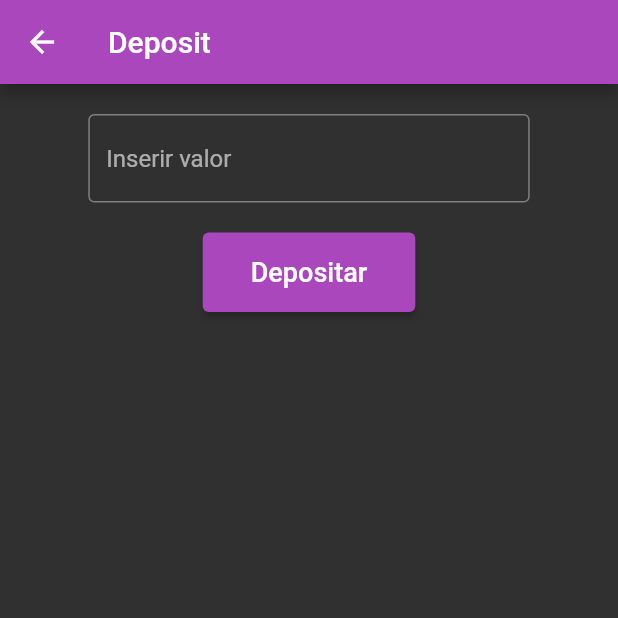
After one commit to lukzfreitas/alura_challenge_mobile, a Flutter app: the DepositView screen opened by its route, after a tap on "Depositar", on a phone screen of 412 x 824 dp, the top half of it. The commit adds this screen. Run offline on Flutter 3.47's test engine with Material 2 defaults, Android fonts, the phone set to English and light mode, and no system bars; our stand-ins replace flutter_svg, get, jwt_decoder, shared_preferences; accounts and stored records are empty.

Commit message:
Creating scree to deposit and input format currency

```diff
--- /dev/null
+++ b/lib/app/core/utils/currency_input_formatter.dart
@@ -0,0 +1,20 @@
+import 'package:flutter/services.dart';
+import 'package:intl/intl.dart';
+
+class CurrencyInputFormatter extends TextInputFormatter {
+  @override
+  TextEditingValue formatEditUpdate(
+      TextEditingValue oldValue, TextEditingValue newValue) {
+    if (newValue.selection.baseOffset == 0) {
+      return newValue;
+    }
+
+    double value = double.parse(newValue.text);
+    final formatter = NumberFormat("#,##0.00", "en_US");
+    String newText = "\$ ${formatter.format(value / 100)}";
+
+    return newValue.copyWith(
+        text: newText,
+        selection: TextSelection.collapsed(offset: newText.length));
+  }
+}
--- /dev/null
+++ b/lib/app/modules/deposit/bindings/deposit_bindings.dart
@@ -0,0 +1,11 @@
+
+import 'package:alura_challenge_mobile/app/modules/deposit/controllers/deposit_controller.dart';
+import 'package:get/get.dart';
+
+class DepositBinding extends Bindings {
+  @override
+  void dependencies() {
+
+    Get.lazyPut<DepositController>(() => DepositController());
+  }
+}
--- /dev/null
+++ b/lib/app/modules/deposit/controllers/deposit_controller.dart
@@ -0,0 +1,9 @@
+import 'package:get/get.dart';
+
+class DepositController extends GetxController {
+  DepositController();
+
+  Future<bool> depositController() async {
+    return true;
+  }
+}
--- /dev/null
+++ b/lib/app/modules/deposit/views/deposit_view.dart
@@ -0,0 +1,32 @@
+import 'package:alura_challenge_mobile/app/global_widgets/button.dart';
+import 'package:alura_challenge_mobile/app/modules/deposit/controllers/deposit_controller.dart';
+import 'package:alura_challenge_mobile/app/modules/deposit/widgets/input_deposit.dart';
+import 'package:flutter/material.dart';
+import 'package:get/get.dart';
+
+class DepositView extends GetView<DepositController> {
+  const DepositView({Key? key}) : super(key: key);
+
+  @override
+  Widget build(BuildContext context) {
+    return Scaffold(
+      appBar: AppBar(title: const Text('Deposit')),
+      body: LayoutBuilder(
+        builder: (context, constraints) => Padding(
+          padding: EdgeInsets.symmetric(
+              horizontal: constraints.maxWidth / 7.0, vertical: 20.0),
+          child: Column(
+            children: [
+              const InputDeposit(hintText: 'Inserir valor'),
+              const SizedBox(height: 20.0),
+              Button(
+                text: 'Depositar',
+                onClick: () async => await controller.depositController(),
+              ),
+            ],
+          ),
+        ),
+      ),
+    );
+  }
+}
--- /dev/null
+++ b/lib/app/modules/deposit/widgets/input_deposit.dart
@@ -0,0 +1,30 @@
+import 'package:alura_challenge_mobile/app/core/utils/currency_input_formatter.dart';
+import 'package:flutter/material.dart';
+import 'package:flutter/services.dart';
+
+class InputDeposit extends StatelessWidget {
+  final TextEditingController? controller;
+  final String hintText;
+
+  const InputDeposit({
+    Key? key,
+    required this.hintText,
+    this.controller,
+  }) : super(key: key);
+
+  @override
+  Widget build(BuildContext context) {
+    return TextFormField(
+      controller: controller,
+      keyboardType: TextInputType.number,
+      inputFormatters: [
+        FilteringTextInputFormatter.digitsOnly,
+        CurrencyInputFormatter()
+      ],
+      decoration: InputDecoration(
+        border: OutlineInputBorder(borderRadius: BorderRadius.circular(4.0)),
+        hintText: hintText,
+      ),
+    );
+  }
+}
--- a/lib/app/modules/home/views/home_view.dart
+++ b/lib/app/modules/home/views/home_view.dart
@@ -5,6 +5,7 @@ import 'package:alura_challenge_mobile/app/modules/home/controllers/home_control
 import 'package:alura_challenge_mobile/app/modules/home/widgets/actions_card.dart';
 import 'package:alura_challenge_mobile/app/modules/home/widgets/activies_card.dart';
 import 'package:alura_challenge_mobile/app/modules/home/widgets/header.dart';
+import 'package:alura_challenge_mobile/app/routes/app_pages.dart';
 import 'package:flutter/material.dart';
 import 'package:get/get.dart';
 
@@ -70,16 +71,19 @@ class HomeView extends GetView<HomeController> {
                           title: 'Depositar',
                           width: constraints.maxWidth / 3.5,
                           icon: IconsSvg.wallet,
+                          onClick: () => Get.toNamed(Routes.deposit),
                         ),
                         ActionCard(
                           title: 'Transferir',
                           width: constraints.maxWidth / 3.5,
                           icon: IconsSvg.cached,
+                          onClick: () => {},
                         ),
                         ActionCard(
                           title: 'Ler',
                           width: constraints.maxWidth / 3.5,
                           icon: IconsSvg.centerFoco,
+                          onClick: () => {},
                         ),
                       ],
                     ),
--- a/lib/app/routes/app_pages.dart
+++ b/lib/app/routes/app_pages.dart
@@ -1,3 +1,5 @@
+import 'package:alura_challenge_mobile/app/modules/deposit/bindings/deposit_bindings.dart';
+import 'package:alura_challenge_mobile/app/modules/deposit/views/deposit_view.dart';
 import 'package:alura_challenge_mobile/app/modules/home/bindings/home_bindings.dart';
 import 'package:get/get.dart';
 
@@ -27,5 +29,10 @@ class AppPages {
       page: () => const LoginView(),
       binding: LoginBinding(),
     ),
+    GetPage(
+      name: _Paths.deposit,
+      page: () => const DepositView(),
+      binding: DepositBinding(),
+    ),
   ];
 }
--- a/lib/app/routes/app_routes.dart
+++ b/lib/app/routes/app_routes.dart
@@ -4,10 +4,12 @@ abstract class Routes {
   Routes._();
   static const login = _Paths.login;
   static const home = _Paths.home;
+  static const deposit = _Paths.deposit;
 }
 
 abstract class _Paths {
   _Paths._();
   static const login = '/login';
   static const home = '/home';
+  static const deposit = '/deposit';
 }
--- a/lib/main.dart
+++ b/lib/main.dart
@@ -10,6 +10,9 @@ void main() async {
     getPages: AppPages.routes,
     theme: ThemeData(
       brightness: Brightness.dark,
+      appBarTheme: const AppBarTheme(
+        backgroundColor: Color(0xffAB47BC),
+      ),
       inputDecorationTheme: const InputDecorationTheme(
           focusedBorder: OutlineInputBorder(
         borderSide: BorderSide(
```
Also changed, not shown: lib/app/modules/home/widgets/actions_card.dart (+13 -5 lines).
